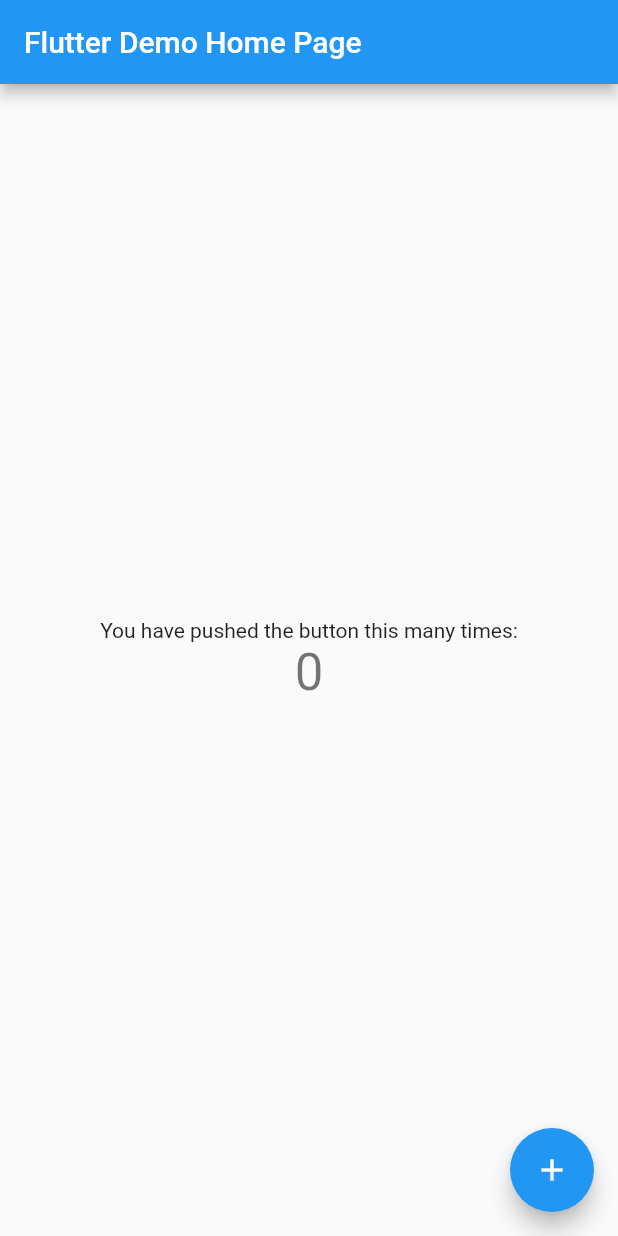
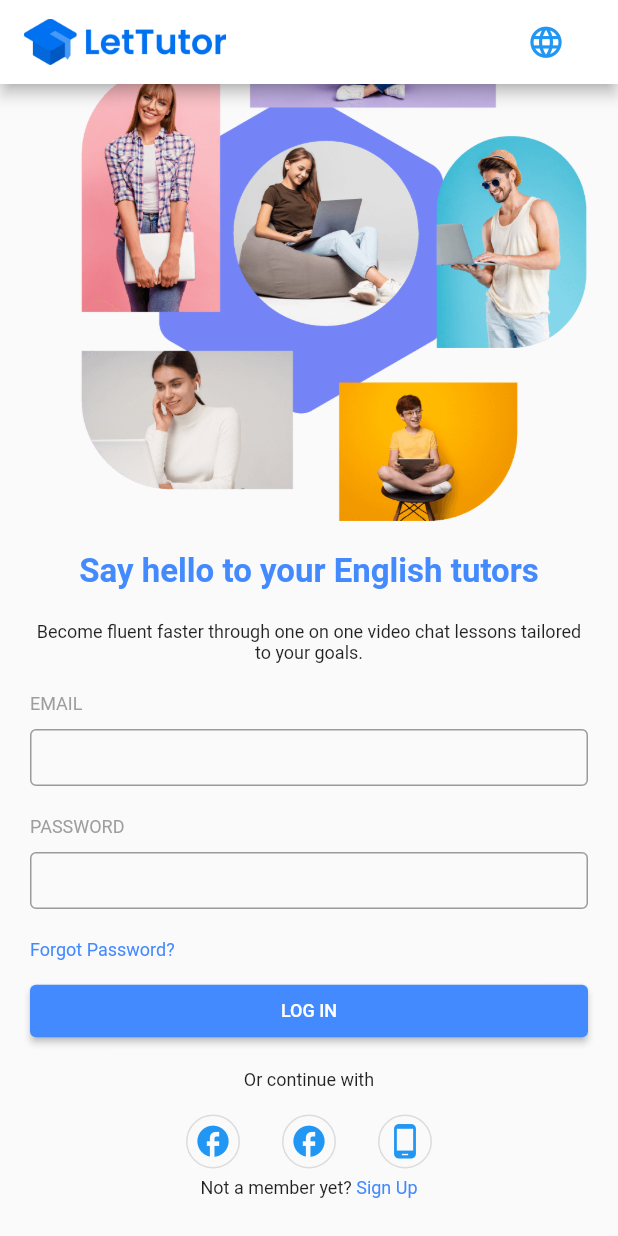
Before and after one commit to pmtoan/flutter-mobile, a Flutter app: the screen it shows after launch, on a phone screen of 412 x 824 dp. Run offline on Flutter 3.47's test engine with Material 2 defaults, Android fonts, the phone set to English and light mode, and no system bars.

Commit message:
Login Screen
Create UI of login screen

```diff
--- /dev/null
+++ b/lib/authentication/login_screen.dart
@@ -0,0 +1,197 @@
+import 'package:flutter/material.dart';
+
+class LoginPage extends StatelessWidget {
+  const LoginPage({super.key});
+
+  @override
+  Widget build(BuildContext context) {
+    double normalFontSize = 12;
+
+    return Column(
+      children: [
+        Expanded(
+          flex: 2,
+          child: Image.asset('images/login.8d01124a.png'),),
+        const SizedBox(height: 20,),
+        Expanded(
+            flex: 8,
+            child: Container(
+              decoration: const BoxDecoration(
+                // color: Colors.yellow,
+              ),
+              child: Column(
+                crossAxisAlignment: CrossAxisAlignment.center,
+                children: [
+                  const Text(
+                      'Say hello to your English tutors',
+                      style: TextStyle(
+                          color: Colors.blueAccent,
+                          fontSize: 22,
+                          fontWeight: FontWeight.bold
+                      )
+                  ),
+                  Container(
+                    padding: const EdgeInsets.all(20),
+                    child: Text(
+                      'Become fluent faster through one on one video chat lessons tailored to your goals.',
+                      style: TextStyle(
+                          fontSize: normalFontSize,
+                      ),
+                      textAlign: TextAlign.center,
+                    ),
+                  ),
+                  Container(
+                    padding: const EdgeInsets.fromLTRB(20, 0, 20, 0),
+                    child: Column(
+                      crossAxisAlignment: CrossAxisAlignment.start,
+                      children: [
+                        Text(
+                            'EMAIL',
+                            style: TextStyle(
+                              color: Colors.grey,
+                              fontSize: normalFontSize,
+                            )
+                        ),
+                        const SizedBox(height: 10,),
+                        TextField(
+                          style:TextStyle(
+                              fontSize:normalFontSize
+                          ),
+                          decoration: InputDecoration(
+                            border: const OutlineInputBorder(
+                                borderSide: BorderSide(color: Colors.teal)
+                            ),
+                            isDense: true,                      // Added this
+                            contentPadding: EdgeInsets.all(normalFontSize),
+                          ),
+                        ),
+                        const SizedBox(height: 20,),
+                        Text(
+                            'PASSWORD',
+                            style: TextStyle(
+                              color: Colors.grey,
+                              fontSize: normalFontSize,
+                            )
+                        ),
+                        const SizedBox(height: 10,),
+                        TextField(
+                          style:TextStyle(
+                              fontSize:normalFontSize
+                          ),
+                          decoration: InputDecoration(
+                            border: const OutlineInputBorder(
+                                borderSide: BorderSide(color: Colors.teal)
+                            ),
+                            isDense: true,                      // Added this
+                            contentPadding: EdgeInsets.all(normalFontSize),
+                          ),
+                        ),
+                        const SizedBox(height: 20,),
+                        Text(
+                            'Forgot Password?',
+                            style: TextStyle(
+                              color: Colors.blueAccent,
+                              fontSize: normalFontSize,
+                            )
+                        ),
+                        const SizedBox(height: 10,),
+                        ElevatedButton(
+                          style: ElevatedButton.styleFrom(
+                            minimumSize: Size(const Size.fromHeight(50).width, 35),
+                            backgroundColor: Colors.blueAccent
+                          ),
+                          onPressed: () {},
+                          child: Text(
+                            'LOG IN',
+                              style: TextStyle(
+                                fontSize: normalFontSize,
+                              )
+                          ),
+                        ),
+                      ]
+                    ),
+                  ),
+                  Container(
+                    padding: const EdgeInsets.fromLTRB(0, 15, 0, 15),
+                    child: Column(
+                      crossAxisAlignment: CrossAxisAlignment.center,
+                      children: [
+                        Text(
+                            'Or continue with',
+                            style: TextStyle(
+                              fontSize: normalFontSize,
+                            )
+                        ),
+                        const SizedBox(height: 10,),
+                        Row(
+                          mainAxisAlignment: MainAxisAlignment.center,
+                          children: [
+                            OutlinedButton(
+                              onPressed: () {},
+                              style: OutlinedButton.styleFrom(
+                                  shape: CircleBorder(),
+                                  padding: EdgeInsets.all(2),
+                                  surfaceTintColor: Colors.blueAccent
+                              ),
+                              child: const Icon(
+                                Icons.facebook,
+                                size: 25,
+                              ),
+                            ),
+                            OutlinedButton(
+                              onPressed: () {},
+                              style: OutlinedButton.styleFrom(
+                                  shape: CircleBorder(),
+                                  padding: EdgeInsets.all(2),
+                                  surfaceTintColor: Colors.blueAccent
+                              ),
+                              child: const Icon(
+                                Icons.facebook_outlined,
+                                size: 25,
+                              ),
+                            ),
+                            OutlinedButton(
+                              onPressed: () {},
+                              style: OutlinedButton.styleFrom(
+                                shape: CircleBorder(),
+                                padding: EdgeInsets.all(2),
+                                surfaceTintColor: Colors.blueAccent
+                              ),
+                              child: const Icon(
+                                Icons.phone_android,
+                                size: 25,
+                              ),
+                            )
+                          ],
+                        ),
+                        Row(
+                          mainAxisAlignment: MainAxisAlignment.center,
+                          children: [
+                            Text(
+                              'Not a member yet? ',
+                              style: TextStyle(
+                                fontSize: normalFontSize,
+                              )
+                          ),
+                            Text(
+                                'Sign Up',
+                                style: TextStyle(
+                                  color: Colors.blueAccent,
+                                  fontSize: normalFontSize,
+                                )
+                            ),],
+                        ),
+                        const SizedBox(height: 10,),
+                      ],
+                    ),
+                  )
+                ],
+              ),
+            ),),
+              Padding(
+              padding: EdgeInsets.only(
+    bottom: MediaQuery.of(context).viewInsets.bottom))
+      ],
+    );
+  }
+}
--- a/lib/main.dart
+++ b/lib/main.dart
@@ -1,117 +1,69 @@
 import 'package:flutter/material.dart';
+import 'authentication/login_screen.dart';
 
 void main() {
-  runApp(SafeArea(
-      child: MyApp(),
-  ));
+  runApp(const MyApp());
 }
 
 class MyApp extends StatelessWidget {
   const MyApp({super.key});
 
-  // This widget is the root of your application.
   @override
   Widget build(BuildContext context) {
     return MaterialApp(
       title: 'Flutter Demo',
       theme: ThemeData(
-        // This is the theme of your application.
-        //
-        // Try running your application with "flutter run". You'll see the
-        // application has a blue toolbar. Then, without quitting the app, try
-        // changing the primarySwatch below to Colors.green and then invoke
-        // "hot reload" (press "r" in the console where you ran "flutter run",
-        // or simply save your changes to "hot reload" in a Flutter IDE).
-        // Notice that the counter didn't reset back to zero; the application
-        // is not restarted.
         primarySwatch: Colors.blue,
       ),
-      home: MyHomePage(title: 'Flutter Demo Home Page'),
+      home: const SafeArea(child: MainScreen(title: 'Flutter Demo Home Page')),
     );
   }
 }
 
-class MyHomePage extends StatefulWidget {
-  const MyHomePage({super.key, required this.title});
-
-  // This widget is the home page of your application. It is stateful, meaning
-  // that it has a State object (defined below) that contains fields that affect
-  // how it looks.
-
-  // This class is the configuration for the state. It holds the values (in this
-  // case the title) provided by the parent (in this case the App widget) and
-  // used by the build method of the State. Fields in a Widget subclass are
-  // always marked "final".
+class MainScreen extends StatelessWidget {
+  const MainScreen({super.key, required this.title});
 
   final String title;
 
   @override
-  State<MyHomePage> createState() => _MyHomePageState();
-}
-
-class _MyHomePageState extends State<MyHomePage> {
-  int _counter = 0;
-
-  void _incrementCounter() {
-    setState(() {
-      // This call to setState tells the Flutter framework that something has
-      // changed in this State, which causes it to rerun the build method below
-      // so that the display can reflect the updated values. If we changed
-      // _counter without calling setState(), then the build method would not be
-      // called again, and so nothing would appear to happen.
-      _counter++;
-    });
-  }
-
-  @override
   Widget build(BuildContext context) {
-    // This method is rerun every time setState is called, for instance as done
-    // by the _incrementCounter method above.
-    //
-    // The Flutter framework has been optimized to make rerunning build methods
-    // fast, so that you can just rebuild anything that needs updating rather
-    // than having to individually change instances of widgets.
     return Scaffold(
-      appBar: AppBar(
-        // Here we take the value from the MyHomePage object that was created by
-        // the App.build method, and use it to set our appbar title.
-        title: Text(widget.title),
-      ),
-      body: Center(
-        // Center is a layout widget. It takes a single child and positions it
-        // in the middle of the parent.
-        child: Column(
-          // Column is also a layout widget. It takes a list of children and
-          // arranges them vertically. By default, it sizes itself to fit its
-          // children horizontally, and tries to be as tall as its parent.
-          //
-          // Invoke "debug painting" (press "p" in the console, choose the
-          // "Toggle Debug Paint" action from the Flutter Inspector in Android
-          // Studio, or the "Toggle Debug Paint" command in Visual Studio Code)
-          // to see the wireframe for each widget.
-          //
-          // Column has various properties to control how it sizes itself and
-          // how it positions its children. Here we use mainAxisAlignment to
-          // center the children vertically; the main axis here is the vertical
-          // axis because Columns are vertical (the cross axis would be
-          // horizontal).
-          mainAxisAlignment: MainAxisAlignment.center,
-          children: <Widget>[
-            const Text(
-              'You have pushed the button this many times:',
+      resizeToAvoidBottomInset: false,
+      appBar: PreferredSize(
+        preferredSize: Size.fromHeight(AppBar().preferredSize.height),
+        child: AppBar(
+            title: Row(
+              mainAxisAlignment: MainAxisAlignment.spaceBetween,
+              children: [
+                Flexible(
+                  child: Image.asset(
+                    'images/lettutor_logo.jpg',
+                    fit: BoxFit.fitHeight,
+                    height: AppBar().preferredSize.height * 0.55,),
+                ),
+                TextButton(
+                  onPressed: (){},
+                  style: TextButton.styleFrom(
+                    backgroundColor: Colors.white30,
+                    shape: const CircleBorder(),
+                  ),
+                  child: const Icon(
+                      Icons.language,
+                    size: 25,
+                  ),
+                )
+              ],
             ),
-            Text(
-              '$_counter',
-              style: Theme.of(context).textTheme.headlineMedium,
-            ),
-          ],
+            backgroundColor: Colors.white,
         ),
       ),
-      floatingActionButton: FloatingActionButton(
-        onPressed: _incrementCounter,
-        tooltip: 'Increment',
-        child: const Icon(Icons.add),
-      ), // This trailing comma makes auto-formatting nicer for build methods.
+      body: SingleChildScrollView(
+          reverse: true,
+          child: Padding(
+              padding: EdgeInsets.only(bottom: MediaQuery.of(context).viewInsets.bottom),
+              child: LoginPage()
+          )
+      )
     );
   }
 }
```
Also changed, not shown: pubspec.yaml (+4 -45 lines), images/lettutor_logo.jpg (added), images/login.8d01124a.png (added).
